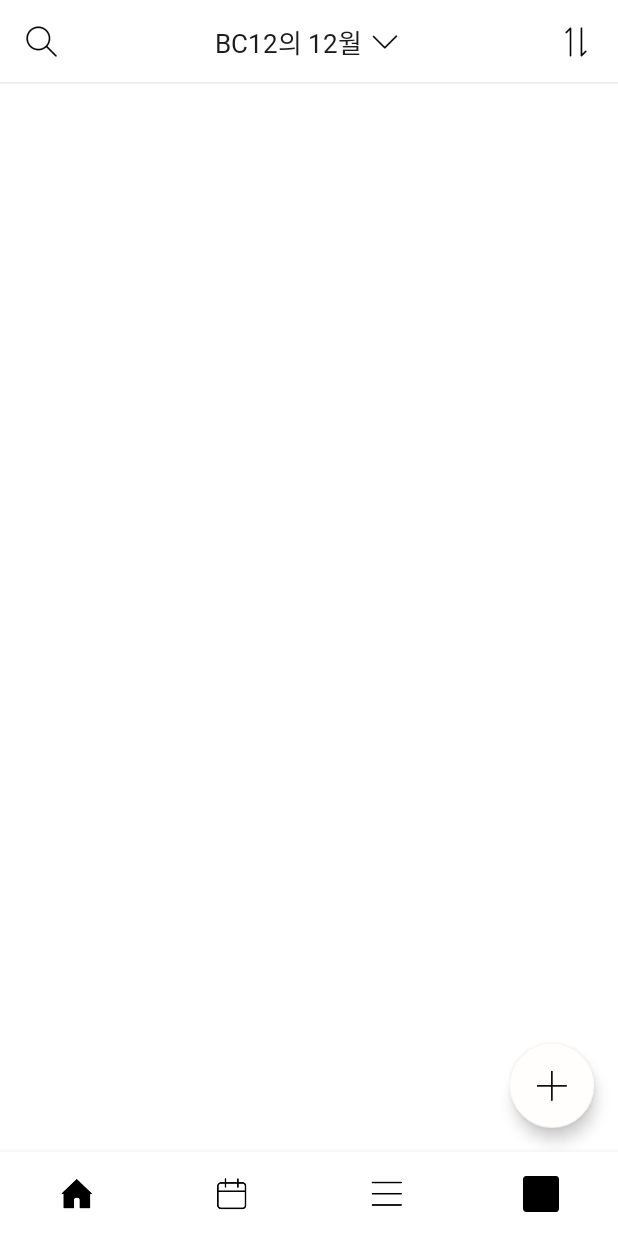
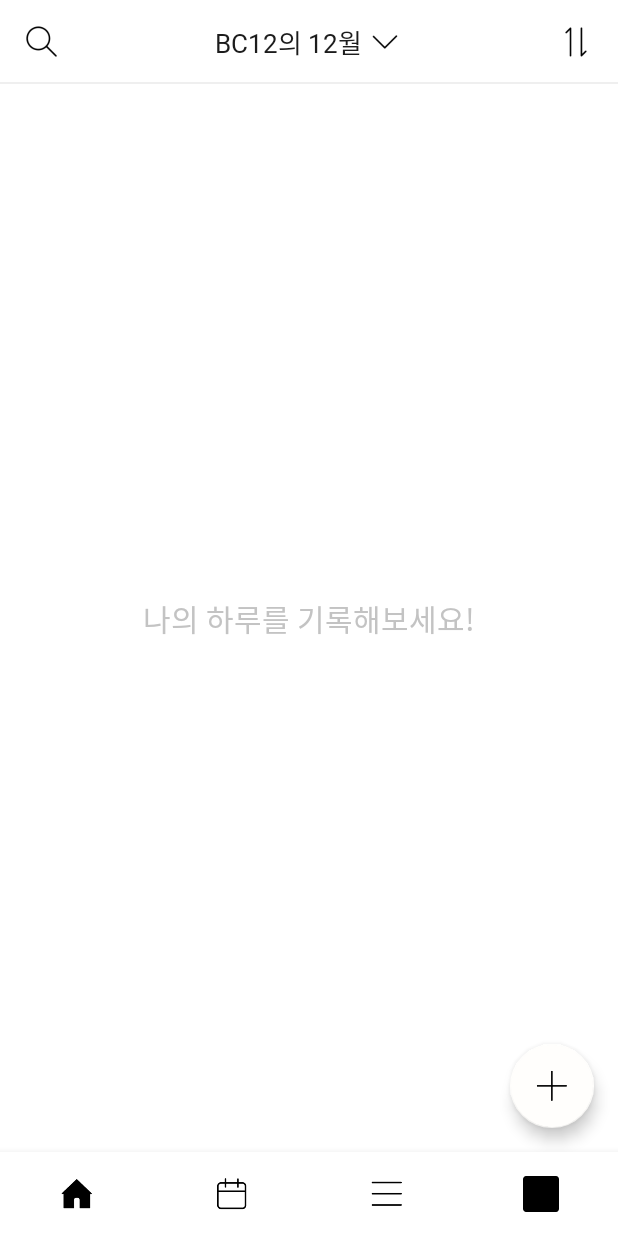
Before and after one commit to LeeJangHee/my-movie-diary, an Android app: the screen it shows after launch (MainActivity), on a phone screen of 412 x 824 dp. Run offline under Robolectric (Android 15) with nearby library versions, the phone set to English and light mode, and no system bars; our stand-ins replace Room's generated code, data binding, navigation-ui; pictures from the network do not load; 2 statements that could not run were skipped.

Commit message:
- 홈 화면 데이터 없을 때 Text 추가

```diff
--- a/app/src/main/java/com/devlee/mymoviediary/presentation/fragment/main_bottom/MainHomeFragment.kt
+++ b/app/src/main/java/com/devlee/mymoviediary/presentation/fragment/main_bottom/MainHomeFragment.kt
@@ -1,6 +1,7 @@
 package com.devlee.mymoviediary.presentation.fragment.main_bottom
 
 import android.util.Log
+import android.view.View
 import android.widget.Toast
 import androidx.fragment.app.viewModels
 import androidx.lifecycle.lifecycleScope
@@ -28,7 +29,7 @@ class MainHomeFragment : BaseFragment<FragmentMainHomeBinding>() {
         private const val TAG = "MainHomeFragment"
     }
 
-    val homeViewModel: MyDiaryViewModel by viewModels {
+    private val homeViewModel: MyDiaryViewModel by viewModels {
         val repository = MyDiaryRepository(MyDiaryDatabase.getInstance(requireActivity()))
         ViewModelProviderFactory(repository)
     }
@@ -44,6 +45,7 @@ class MainHomeFragment : BaseFragment<FragmentMainHomeBinding>() {
 
         binding.apply {
             lifecycleOwner = viewLifecycleOwner
+            viewModel = homeViewModel
         }
 
         // 추가 버튼
@@ -63,7 +65,12 @@ class MainHomeFragment : BaseFragment<FragmentMainHomeBinding>() {
                 is Resource.Loading -> loadingLiveData.postValue(true)
                 is Resource.Success -> {
                     loadingLiveData.postValue(false)
-                    diaryAdapter.setData(res.data!!)
+                    if (res.data!!.isNullOrEmpty()) {
+                        binding.homeNoDataText.visibility = View.VISIBLE
+                    } else {
+                        binding.homeNoDataText.visibility = View.GONE
+                        diaryAdapter.setData(res.data!!)
+                    }
                 }
                 is Resource.Error -> {
                     loadingLiveData.postValue(false)
--- a/app/src/main/res/layout/fragment_main_home.xml
+++ b/app/src/main/res/layout/fragment_main_home.xml
@@ -4,12 +4,31 @@
     xmlns:tools="http://schemas.android.com/tools">
 
     <data>
-
+        <import type="android.view.View" />
+        <variable
+            name="viewModel"
+            type="com.devlee.mymoviediary.viewmodels.MyDiaryViewModel" />
     </data>
 
     <androidx.constraintlayout.widget.ConstraintLayout
         android:layout_width="match_parent"
         android:layout_height="match_parent">
+
+        <androidx.appcompat.widget.AppCompatTextView
+            android:id="@+id/homeNoDataText"
+            style="@style/CreateCategoryDefaultStyle"
+            android:layout_width="wrap_content"
+            android:layout_height="wrap_content"
+            android:text="@string/home_no_data_message"
+            android:textSize="20dp"
+            android:textColor="@color/color_c3c3c3"
+            android:visibility="gone"
+            app:layout_constraintBottom_toBottomOf="parent"
+            app:layout_constraintEnd_toEndOf="parent"
+            app:layout_constraintHorizontal_bias="0.5"
+            app:layout_constraintStart_toStartOf="parent"
+            app:layout_constraintTop_toTopOf="parent"
+            tools:visibility="visible"/>
 
         <com.google.android.material.floatingactionbutton.FloatingActionButton
             android:id="@+id/addDiaryButton"
@@ -24,10 +43,10 @@
 
         <androidx.recyclerview.widget.RecyclerView
             android:id="@+id/mainHomeRecyclerView"
+            divColor="@{@color/color_c3c3c3}"
+            divHeight="@{@dimen/dp_1}"
             android:layout_width="match_parent"
             android:layout_height="0dp"
-            divHeight="@{@dimen/dp_1}"
-            divColor="@{@color/color_c3c3c3}"
             app:layoutManager="androidx.recyclerview.widget.LinearLayoutManager"
             app:layout_constraintBottom_toBottomOf="parent"
             app:layout_constraintEnd_toEndOf="parent"
--- a/app/src/main/res/values/strings.xml
+++ b/app/src/main/res/values/strings.xml
@@ -12,6 +12,9 @@
     <string name="ok_kr">확인</string>
     <string name="no_kr">취소</string>
     <string name="dialog_title_color_pick">컬러 선택</string>
+
+    <!--  홈 화면  -->
+    <string name="home_no_data_message">나의 하루를 기록해보세요!</string>
 
 
     <!--  카테고리 아이템 이름  -->
```
